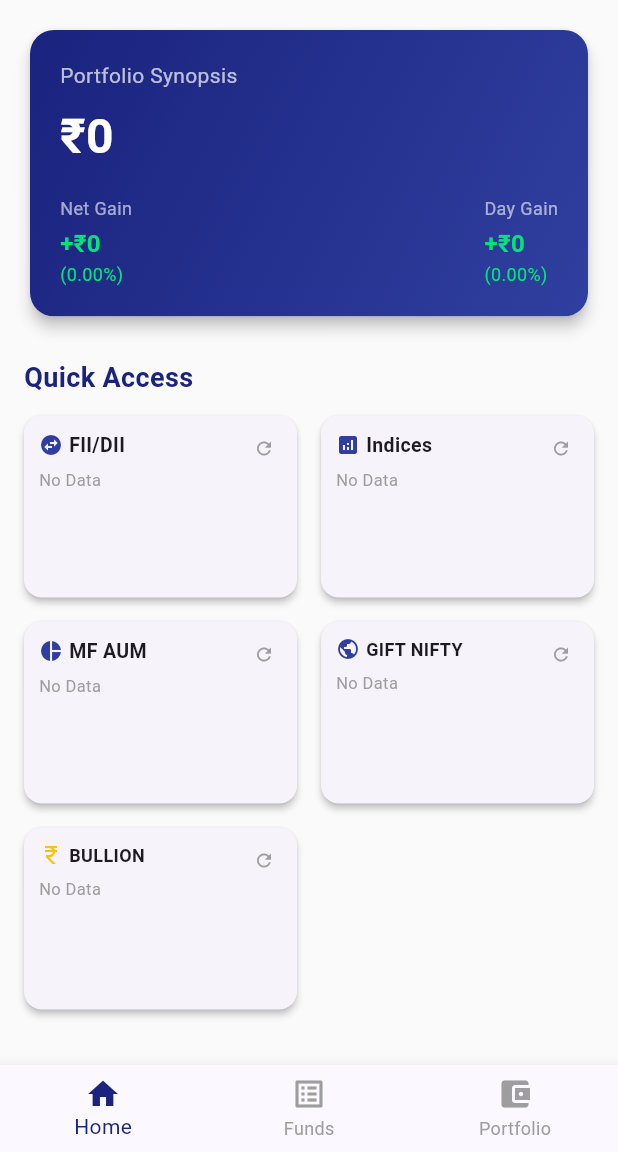
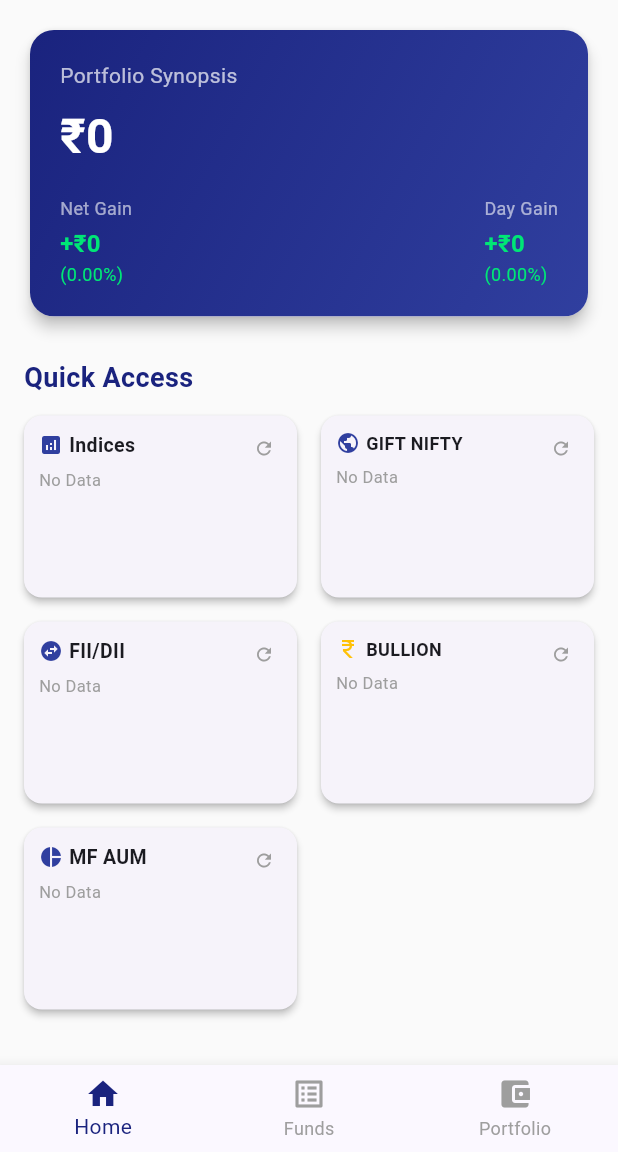
Before and after one commit to rudebutgood/Infin_Trulite_App, a Flutter app: the screen it shows after launch, on a phone screen of 412 x 824 dp, the part 84-1236 px from its top. Run offline on Flutter 3.47's test engine with Material 3 defaults, Android fonts, the phone set to English and light mode, and no system bars; our stand-ins replace csv, fl_chart, shared_preferences, sqflite; missing offline and left inert: excel, file_selector, translator, workmanager; accounts and stored records are empty; network calls fail; statements that could not run were skipped.

Commit message:
initial commit

```diff
--- a/amfi_flutter/lib/main.dart
+++ b/amfi_flutter/lib/main.dart
@@ -240,6 +240,9 @@ class _MainScreenState extends State<MainScreen> with SingleTickerProviderStateM
   DateTime? _giftNiftyLastFetch;
   DateTime? _goldLastFetch;
 
+  // Tile Order state
+  List<String> _tileIds = ['indices', 'giftNifty', 'fiiDii', 'gold', 'aum'];
+
   // Shared Portfolio State (for Synopsis)
   List<Map<String, dynamic>> _portfolioRows = [];
   String _selectedLanguage = 'English';
@@ -302,6 +305,8 @@ class _MainScreenState extends State<MainScreen> with SingleTickerProviderStateM
     _setApiTimeout = prefs.getInt('setApiTimeout') ?? 40;
     _setSyncTime = prefs.getString('setSyncTime') ?? "06:00";
     _setNAVDefaultSort = prefs.getString('setNAVDefaultSort') ?? 'Return \u2193';
+
+    _tileIds = prefs.getStringList('homeTileOrder') ?? ['indices', 'giftNifty', 'fiiDii', 'gold', 'aum'];
 
     final themeStr = prefs.getString('setThemeMode') ?? 'system';
     _setThemeMode = ThemeMode.values.firstWhere(
@@ -1366,13 +1371,7 @@ class _MainScreenState extends State<MainScreen> with SingleTickerProviderStateM
           mainAxisSpacing: 16,
           crossAxisSpacing: 16,
           childAspectRatio: 1.5,
-          children: [
-            _fiiDiiTile(),
-            _indicesTile(),
-            _aumTile(),
-            _giftNiftyTile(),
-            _goldTile(),
-          ],
+          children: _tileIds.map((id) => _buildDraggableTile(id)).toList(),
         ),
 
         const SizedBox(height: 32),
@@ -1513,6 +1512,50 @@ class _MainScreenState extends State<MainScreen> with SingleTickerProviderStateM
         Text(val.toStringAsFixed(2), style: TextStyle(fontWeight: FontWeight.bold, color: color, fontSize: 13)),
       ],
     );
+  }
+
+  Widget _buildDraggableTile(String id) {
+    return DragTarget<String>(
+      onWillAccept: (data) => data != id,
+      onAccept: (data) async {
+        setState(() {
+          final oldIdx = _tileIds.indexOf(data);
+          final newIdx = _tileIds.indexOf(id);
+          final temp = _tileIds[oldIdx];
+          _tileIds[oldIdx] = _tileIds[newIdx];
+          _tileIds[newIdx] = temp;
+        });
+        final prefs = await SharedPreferences.getInstance();
+        await prefs.setStringList('homeTileOrder', _tileIds);
+      },
+      builder: (context, candidateData, rejectedData) {
+        return LongPressDraggable<String>(
+          data: id,
+          feedback: Material(
+            elevation: 8,
+            borderRadius: BorderRadius.circular(12),
+            child: SizedBox(
+              width: (MediaQuery.of(context).size.width - 48) / 2,
+              height: ((MediaQuery.of(context).size.width - 48) / 2) / 1.5,
+              child: _buildTileById(id),
+            ),
+          ),
+          childWhenDragging: Opacity(opacity: 0.3, child: _buildTileById(id)),
+          child: _buildTileById(id),
+        );
+      },
+    );
+  }
+
+  Widget _buildTileById(String id) {
+    switch (id) {
+      case 'fiiDii': return _fiiDiiTile();
+      case 'indices': return _indicesTile();
+      case 'aum': return _aumTile();
+      case 'giftNifty': return _giftNiftyTile();
+      case 'gold': return _goldTile();
+      default: return const SizedBox.shrink();
+    }
   }
 
   Widget _fiiDiiTile() {
@@ -2337,7 +2380,6 @@ class _CacheExplorerPageState extends State<_CacheExplorerPage> {
     for (var item in master) {
       if (item['type'] == 'table') {
         final name = item['name'] as String;
-        if (name.startsWith('sqlite_')) continue;
         int count = 0;
         try {
           final c = await db.rawQuery("SELECT COUNT(*) as count FROM $name");
@@ -2530,6 +2572,9 @@ class _TableBrowserPageState extends State<_TableBrowserPage> {
   int _currentPage = 1;
   static const int _pageSize = 100;
 
+  int? _sortColumnIndex;
+  bool _isAscending = true;
+
   @override
   void initState() {
     super.initState();
@@ -2574,8 +2619,15 @@ class _TableBrowserPageState extends State<_TableBrowserPage> {
     _totalRows = countRes.first['count'] as int;
 
     final offset = (_currentPage - 1) * _pageSize;
+
+    String orderBy = "";
+    if (_sortColumnIndex != null && _columns.isNotEmpty) {
+      final colName = _columns[_sortColumnIndex!];
+      orderBy = " ORDER BY $colName ${_isAscending ? "ASC" : "DESC"}";
+    }
+
     final data = await database.rawQuery(
-        "SELECT * FROM ${widget.tableName} $where LIMIT $_pageSize OFFSET $offset",
+        "SELECT * FROM ${widget.tableName} $where $orderBy LIMIT $_pageSize OFFSET $offset",
         args
     );
 
@@ -2727,8 +2779,19 @@ class _TableBrowserPageState extends State<_TableBrowserPage> {
                     showCheckboxColumn: false,
                     headingRowHeight: 45,
                     dataRowHeight: 40,
+                    sortColumnIndex: _sortColumnIndex,
+                    sortAscending: _isAscending,
                     headingTextStyle: const TextStyle(fontWeight: FontWeight.bold, color: Colors.indigo, fontSize: 13),
-                    columns: _columns.map((c) => DataColumn(label: Text(c))).toList(),
+                    columns: _columns.map((c) => DataColumn(
+                      label: Text(c),
+                      onSort: (index, ascending) {
+                        setState(() {
+                          _sortColumnIndex = index;
+                          _isAscending = ascending;
+                        });
+                        _fetchData();
+                      },
+                    )).toList(),
                     rows: _data.map((r) => DataRow(
                         onSelectChanged: (_) => _showRecordDetail(r),
                         cells: _columns.map((c) {
```
